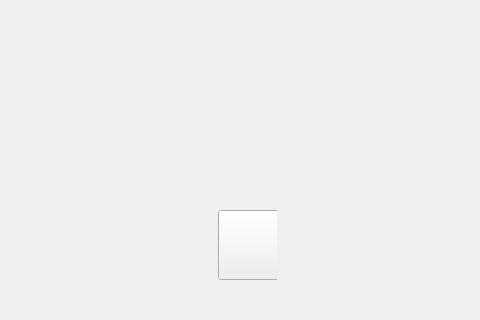
First picture: the form in GameScreen/gamescreen.ui, repository 0tomi/POO-TP, before the edit; both pictures show x 0 to 480 and y 280 to 600 of the 800 by 600 pixel window.
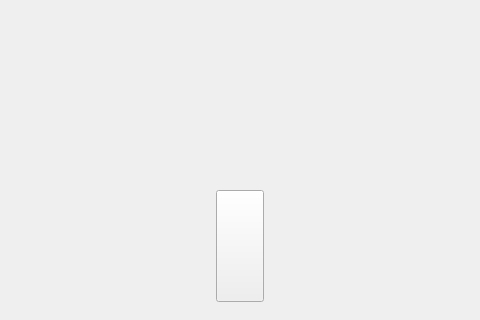
Second picture: the form after the edit. Icons and pictures are not drawn.

Diff of the .ui file:
```diff
--- a/GameScreen/gamescreen.ui
+++ b/GameScreen/gamescreen.ui
@@ -369,50 +369,54 @@
            </property>
            <layout class="QHBoxLayout" name="horizontalLayout_3">
             <property name="rightMargin">
-             <number>14</number>
+             <number>27</number>
             </property>
             <item>
-             <widget class="QWidget" name="SeparadorPorqueQTnoanda" native="true">
-              <property name="sizePolicy">
-               <sizepolicy hsizetype="Expanding" vsizetype="Preferred">
-                <horstretch>0</horstretch>
-                <verstretch>0</verstretch>
-               </sizepolicy>
+             <spacer name="horizontalSpacer">
+              <property name="orientation">
+               <enum>Qt::Horizontal</enum>
               </property>
-              <property name="maximumSize">
+              <property name="sizeHint" stdset="0">
                <size>
-                <width>420</width>
-                <height>300</height>
+                <width>40</width>
+                <height>20</height>
                </size>
               </property>
+             </spacer>
+            </item>
+            <item>
               <widget class="QWidget" name="libroreglas" native="true">
-               <property name="geometry">
-                <rect>
-                 <x>200</x>
-                 <y>0</y>
-                 <width>67</width>
-                 <height>111</height>
-                </rect>
-               </property>
                <property name="sizePolicy">
-                <sizepolicy hsizetype="Preferred" vsizetype="Preferred">
+               <sizepolicy hsizetype="Minimum" vsizetype="Ignored">
                  <horstretch>0</horstretch>
                  <verstretch>0</verstretch>
                 </sizepolicy>
                </property>
                <property name="minimumSize">
                 <size>
-                 <width>44</width>
-                 <height>70</height>
+                <width>48</width>
+                <height>42</height>
                 </size>
                </property>
                <property name="maximumSize">
                 <size>
-                 <width>170</width>
-                 <height>150</height>
+                <width>98</width>
+                <height>114</height>
                 </size>
                </property>
                <layout class="QHBoxLayout" name="horizontalLayout_4">
+               <property name="leftMargin">
+                <number>0</number>
+               </property>
+               <property name="topMargin">
+                <number>0</number>
+               </property>
+               <property name="rightMargin">
+                <number>0</number>
+               </property>
+               <property name="bottomMargin">
+                <number>0</number>
+               </property>
                 <item>
                  <widget class="QPushButton" name="aparecerReglas">
                   <property name="minimumSize">
@@ -421,6 +425,12 @@
                     <height>70</height>
                    </size>
                   </property>
+                 <property name="maximumSize">
+                  <size>
+                   <width>83</width>
+                   <height>115</height>
+                  </size>
+                 </property>
                   <property name="styleSheet">
                    <string notr="true">image: url(:/Resources/Documentos/NormativasIcono.png);</string>
                   </property>
@@ -430,7 +440,6 @@
                  </widget>
                 </item>
                </layout>
-              </widget>
              </widget>
             </item>
            </layout>
```
Left out of the diff: 2 changed lines with no effect on the pictures. Lines whose indentation alone changed are shown as unchanged.
